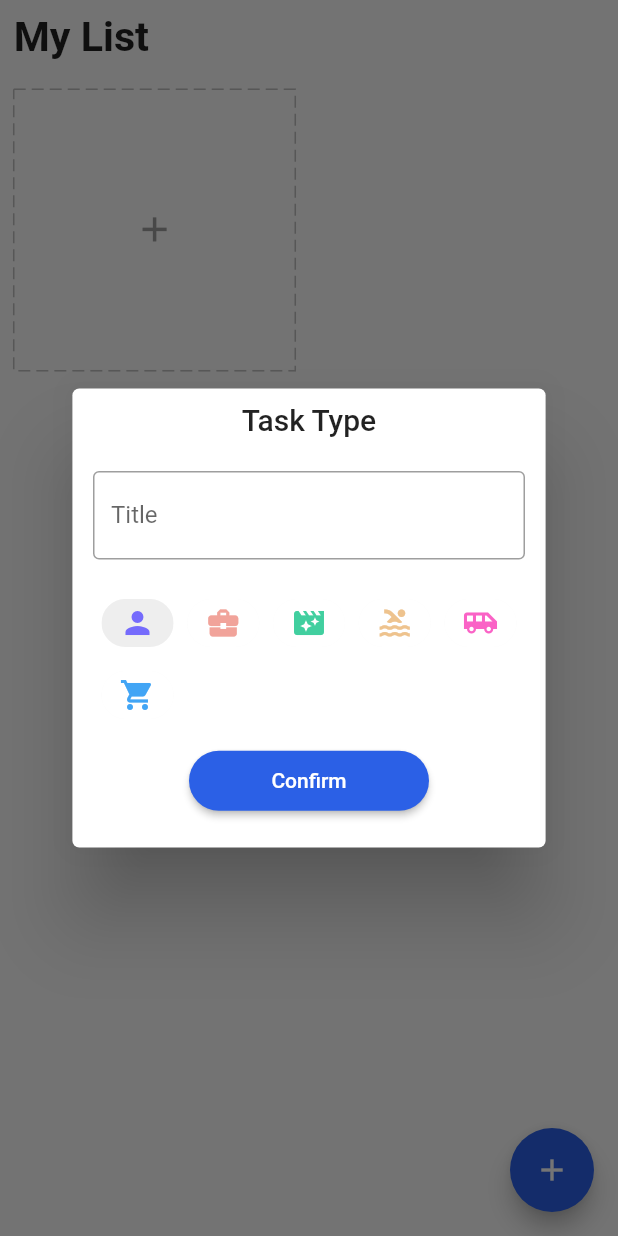
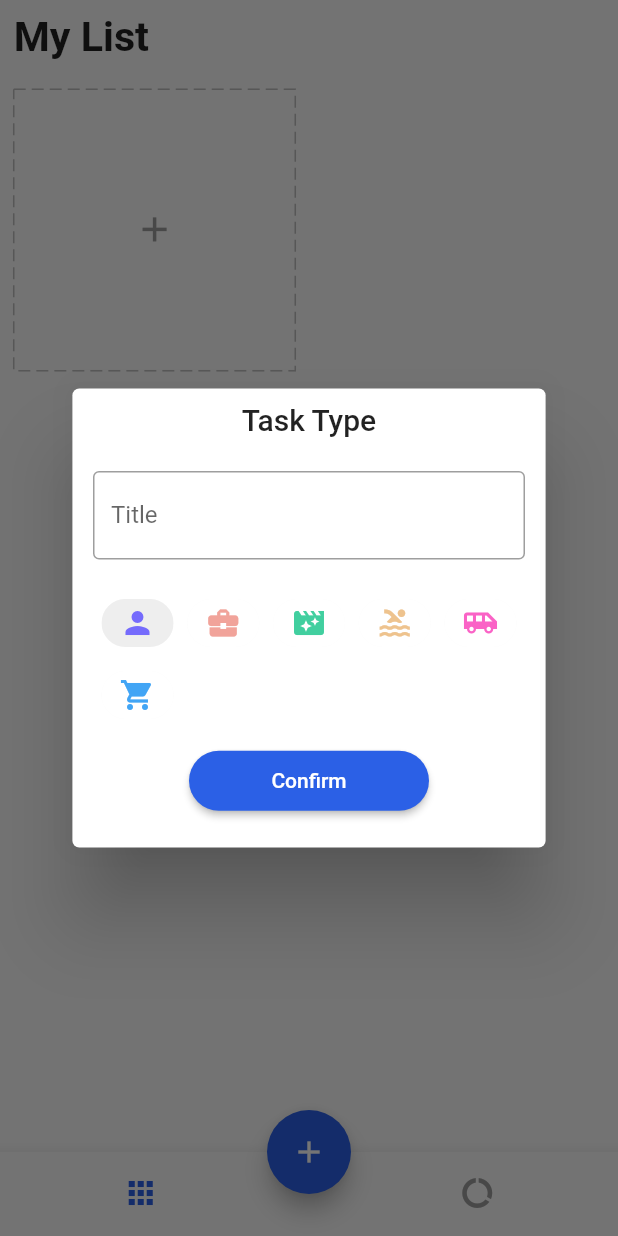
Before and after one commit to mateendev3/Have-To-Do, a Flutter app: the screen it shows after launch, after a tap on the "add" icon, on a phone screen of 412 x 824 dp. Run offline on Flutter 3.47's test engine with Material 2 defaults, Android fonts, the phone set to English and light mode, and no system bars; drawn by our look-alikes of dotted_border; our stand-ins replace equatable, flutter_easyloading, flutter_screenutil, get, get_storage, step_progress_indicator.

```diff
--- a/lib/app/modules/home/view.dart
+++ b/lib/app/modules/home/view.dart
@@ -2,6 +2,7 @@ import 'package:flutter/material.dart';
 import 'package:flutter_easyloading/flutter_easyloading.dart';
 import 'package:flutter_screenutil/flutter_screenutil.dart';
 import 'package:get/get.dart';
+import 'package:have_to_do/app/modules/report/view.dart';
 import '../../core/values/colors.dart';
 import '../../data/models/task.dart';
 import 'controller.dart';
@@ -14,15 +15,35 @@ class HomePage extends GetView<HomeController> {
 
   @override
   Widget build(BuildContext context) {
+    return _buildBody();
+  }
+
+  Widget _buildBody() {
     return Scaffold(
       resizeToAvoidBottomInset: false,
-      body: ListView(
+      body: Obx(() {
+        return IndexedStack(
+          index: controller.bottomNavBarIndex.value,
+          children: [
+            _buildHome(),
+            ReportPage(),
+          ],
+        );
+      }),
+      floatingActionButton: _buildFAB(),
+      floatingActionButtonLocation: FloatingActionButtonLocation.centerDocked,
+      bottomNavigationBar: _buildBottomNavigationBar(),
+    );
+  }
+
+  SafeArea _buildHome() {
+    return SafeArea(
+      child: ListView(
         children: [
           _buildTitle(),
           _buildTasks(),
         ],
       ),
-      floatingActionButton: _buildFAB(),
     );
   }
 
@@ -97,4 +118,34 @@ class HomePage extends GetView<HomeController> {
       },
     );
   }
+
+  Widget _buildBottomNavigationBar() {
+    return Obx(
+      () => BottomNavigationBar(
+        onTap: (bottomBarIndex) =>
+            controller.changeBottomBarIndex(bottomBarIndex),
+        currentIndex: controller.bottomNavBarIndex.value,
+        showSelectedLabels: false,
+        showUnselectedLabels: false,
+        selectedItemColor: blue,
+        unselectedItemColor: Colors.grey,
+        items: [
+          BottomNavigationBarItem(
+            label: 'Home',
+            icon: Padding(
+              padding: EdgeInsets.only(right: 16.0.w),
+              child: const Icon(Icons.apps),
+            ),
+          ),
+          BottomNavigationBarItem(
+            label: 'Home',
+            icon: Padding(
+              padding: EdgeInsets.only(left: 16.0.w),
+              child: const Icon(Icons.data_usage),
+            ),
+          ),
+        ],
+      ),
+    );
+  }
 }
--- /dev/null
+++ b/lib/app/modules/report/view.dart
@@ -0,0 +1,16 @@
+import 'package:flutter/material.dart';
+import 'package:get/get.dart';
+import '../home/controller.dart';
+
+class ReportPage extends StatelessWidget {
+  ReportPage({super.key});
+
+  final HomeController _homeController = Get.find<HomeController>();
+
+  @override
+  Widget build(BuildContext context) {
+    return const Center(
+      child: Text('Details'),
+    );
+  }
+}
```
Also changed, not shown: lib/app/modules/home/controller.dart (+26 -0 lines).
